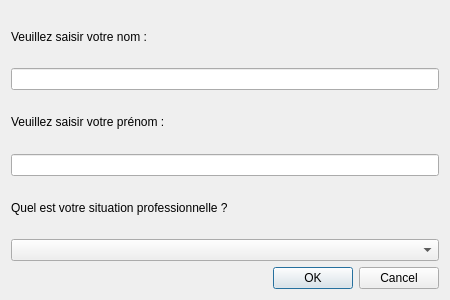
Above: AppliQt/Vue/ajouterpersonnelwindow.ui from JermanKell/PRJ_TP_Qt before the change. Below: the same form after it.
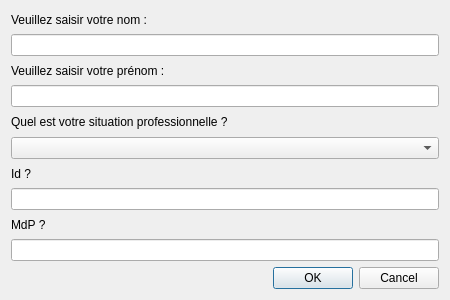
That is the form after the change.

The edit to the form file:
```diff
--- a/AppliQt/Vue/ajouterpersonnelwindow.ui
+++ b/AppliQt/Vue/ajouterpersonnelwindow.ui
@@ -53,6 +53,26 @@
      <item>
       <widget class="QComboBox" name="edit_Sit"/>
      </item>
+     <item>
+      <widget class="QLabel" name="lab_Id">
+       <property name="text">
+        <string>Id ?</string>
+       </property>
+      </widget>
+     </item>
+     <item>
+      <widget class="QLineEdit" name="edit_Id"/>
+     </item>
+     <item>
+      <widget class="QLabel" name="lab_MdP">
+       <property name="text">
+        <string>MdP ?</string>
+       </property>
+      </widget>
+     </item>
+     <item>
+      <widget class="QLineEdit" name="edit_MdP"/>
+     </item>
      <item>
       <widget class="QDialogButtonBox" name="QDialog_btn_ValiderAjoutPersonnel">
        <property name="orientation">
```
